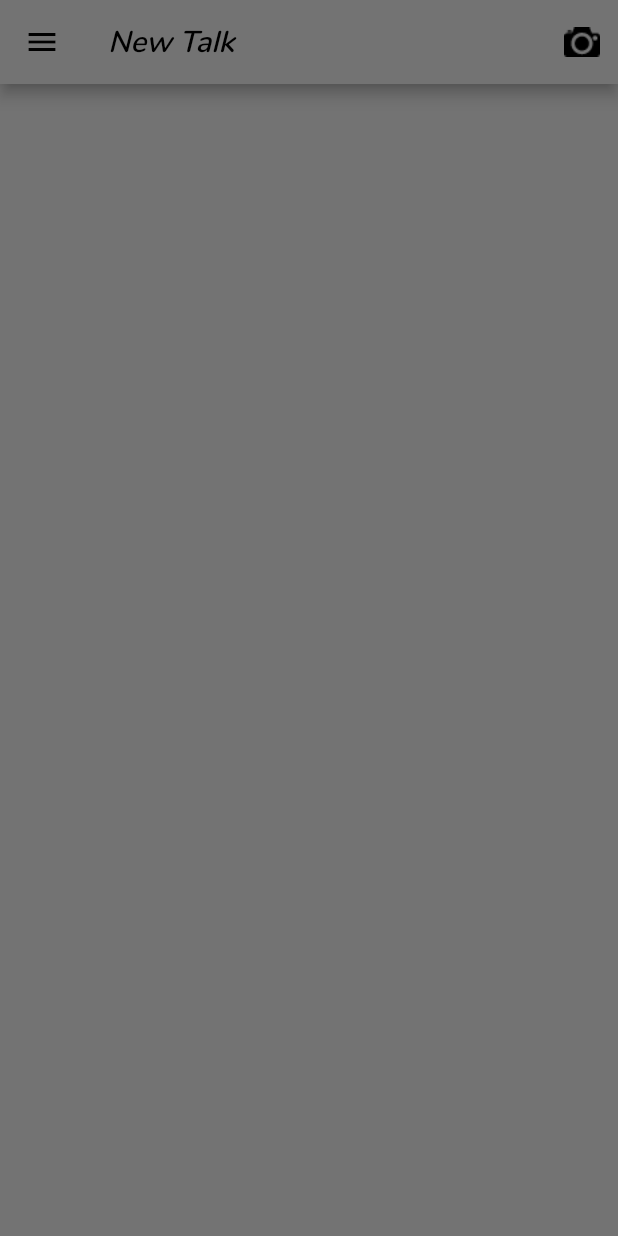
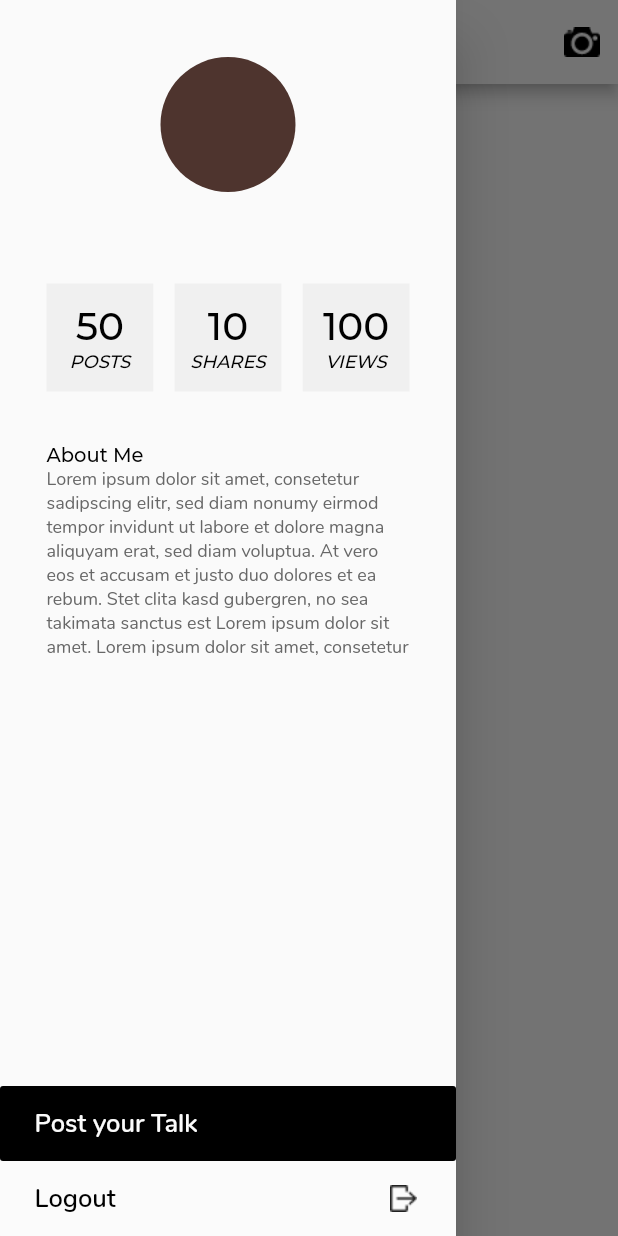
Before and after one commit to arfa123/FlutterApps, a Flutter app: the Talks screen opened by its route, with the side drawer open, on a phone screen of 412 x 824 dp. Run offline on Flutter 3.47's test engine with Material 2 defaults, Android fonts, the phone set to English and light mode, and no system bars; our stand-ins replace firebase_auth, modal_progress_hud; accounts and stored records are empty.

Commit message:
new_talk: drawer design complete

```diff
--- a/new_talk/lib/constants.dart
+++ b/new_talk/lib/constants.dart
@@ -12,6 +12,7 @@ const COLORS = {
 
 const FONTS = {
 	"MONTSERRAT_REG": "Montserrat-Regular",
+	"MONTSERRAT_MED": "Montserrat-Medium",
 	"NUNITO_REG": "Nunito-Regular",
 	"NUNITO_BOLD": "Nunito-Bold",
 	"NUNITO_SEMI": "Nunito-SemiBold",
--- a/new_talk/lib/pages/Talks.dart
+++ b/new_talk/lib/pages/Talks.dart
@@ -2,6 +2,7 @@ import "package:flutter/material.dart";
 import "package:provider/provider.dart";
 import "package:new_talk/constants.dart";
 import "package:new_talk/models/auth.dart";
+import "package:new_talk/widgets/DrawerCont.dart";
 
 class Talks extends StatelessWidget {
 
@@ -26,7 +27,7 @@ class Talks extends StatelessWidget {
 					)
 				],
 			),
-			drawer: Container(),
+			drawer: DrawerCont(),
 			body: Consumer<AuthModel>(
 				builder: (context, authModel, child) => Text(authModel.userData.userName),
 			),
--- /dev/null
+++ b/new_talk/lib/widgets/DrawerCont.dart
@@ -0,0 +1,145 @@
+import "package:flutter/material.dart";
+import "package:provider/provider.dart";
+import "package:new_talk/constants.dart";
+import "package:new_talk/models/auth.dart";
+
+class DrawerCont extends StatelessWidget {
+
+	Widget build(BuildContext context) {
+		return Drawer(
+			child: Column(
+				mainAxisAlignment: MainAxisAlignment.spaceBetween,
+				children: <Widget>[
+					Expanded(
+						child: Padding(
+							padding: EdgeInsets.only(left: 31.0, right: 31.0),
+							child: Consumer<AuthModel>(
+								builder: (context, authModel, child) => ListView(
+									children: <Widget>[
+										Container(
+											margin: EdgeInsets.only(top: 38.0),
+											child: CircleAvatar(
+												radius: 45.0,
+												backgroundColor: Colors.brown.shade800
+											),
+										),
+										Container(
+											margin: EdgeInsets.symmetric(vertical: 20),
+											alignment: Alignment.center,
+											child: Text(authModel.userData.userName,
+												style: TextStyle(
+													color: COLORS["DARK"],
+													fontFamily: FONTS["MONTSERRAT_MED"],
+													fontSize: 17
+												)
+											)
+										),
+										Row(
+											mainAxisAlignment: MainAxisAlignment.spaceBetween,
+											children: <Widget>[
+												StatusBox("50", "POSTS"),
+												Spacer(),
+												StatusBox("10", "SHARES"),
+												Spacer(),
+												StatusBox("100", "VIEWS")
+											],
+										),
+										Container(
+											margin: EdgeInsets.only(top: 34),
+											child: Column(
+												crossAxisAlignment: CrossAxisAlignment.start,
+												children: <Widget>[
+													Text("About Me",
+														style: TextStyle(
+															color: COLORS["DARK"],
+															fontFamily: FONTS["MONTSERRAT_MED"],
+															fontSize: 13
+														)
+													),
+													Text("Lorem ipsum dolor sit amet, consetetur sadipscing elitr, sed diam nonumy eirmod tempor invidunt ut labore et dolore magna aliquyam erat, sed diam voluptua. At vero eos et accusam et justo duo dolores et ea rebum. Stet clita kasd gubergren, no sea takimata sanctus est Lorem ipsum dolor sit amet. Lorem ipsum dolor sit amet, consetetur",
+														style: TextStyle(
+															color: Color(0xFF676767),
+															fontFamily: FONTS["NUNITO_REG"],
+															fontSize: 12
+														)
+													)
+												],
+											),
+										)
+									],
+								),
+							),
+						),
+					),
+					Column(
+						mainAxisAlignment: MainAxisAlignment.end,
+						children: <Widget>[
+							BottomButton(
+								"Post your Talk",
+								COLORS["DARK"],
+								COLORS["WHITE"],
+								"assets/images/tick.png"),
+							BottomButton(
+								"Logout",
+								COLORS["WHITE"],
+								COLORS["DARK"],
+								"assets/images/logout.png")
+						],
+					)
+				],
+			),
+		);
+	}
+
+	Widget StatusBox(String number, String type) {
+		return Expanded(
+			flex: 5,
+			child: Container(
+				color: Color(0xFFF0F0F0),
+				height: 72,
+				child: Column(
+					mainAxisAlignment: MainAxisAlignment.center,
+					children: <Widget>[
+						Text(number,
+							style: TextStyle(
+								color: COLORS["DARK"],
+								fontFamily: FONTS["MONTSERRAT_MED"],
+								fontSize: 26
+							)
+						),
+						Text(type,
+							style: TextStyle(
+								color: COLORS["DARK"],
+								fontFamily: FONTS["MONTSERRAT_MED"],
+								fontStyle: FontStyle.italic,
+								fontSize: 12
+							)
+						)
+					],
+				),
+			)
+		);
+	}
+
+	Widget BottomButton(String title, Color bgColor, Color textColor, String imageIcon) {
+		return FlatButton(
+			materialTapTargetSize: MaterialTapTargetSize.shrinkWrap,
+			padding: EdgeInsets.symmetric(vertical: 13, horizontal: 23),
+			onPressed: () => {},
+			color: bgColor,
+			child: Row(
+				mainAxisAlignment: MainAxisAlignment.spaceBetween,
+				children: <Widget>[
+					Text(title,
+						style: TextStyle(
+							color: textColor,
+							fontFamily: FONTS["NUNITO_SEMI"],
+							fontSize: 17
+						),
+					),
+					ImageIcon(AssetImage(imageIcon))
+				],
+			),
+		);
+	}
+}
--- a/new_talk/pubspec.yaml
+++ b/new_talk/pubspec.yaml
@@ -52,6 +52,9 @@ flutter:
     - family: Montserrat-Regular
       fonts:
         - asset: assets/fonts/Montserrat-Regular.ttf
+    - family: Montserrat-Medium
+      fonts:
+        - asset: assets/fonts/Montserrat-Medium.ttf
     - family: Nunito-Regular
       fonts:
         - asset: assets/fonts/Nunito-Regular.ttf
```
Also changed, not shown: new_talk/assets/fonts/Montserrat-Medium.ttf (added), new_talk/assets/images/logout.png (added), new_talk/assets/images/logout@2x.png (added), new_talk/assets/images/tick.png (added), new_talk/assets/images/tick@2x.png (added).
